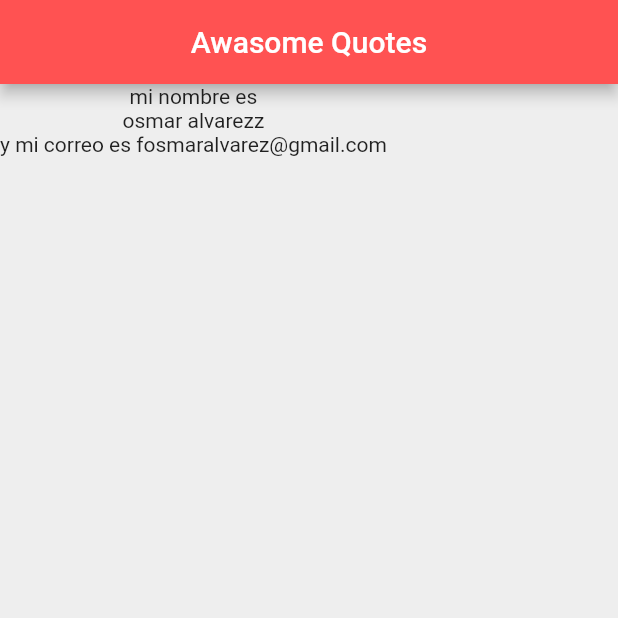
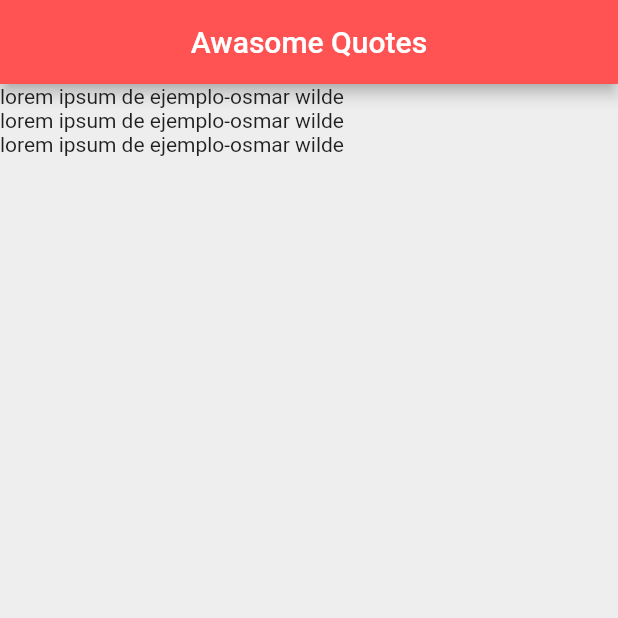
Before and after one commit to tigreal/flutterApps, a Flutter app: the screen it shows after launch, on a phone screen of 412 x 824 dp, the top half of it. Run offline on Flutter 3.47's test engine with Material 2 defaults, Android fonts, the phone set to English and light mode, and no system bars.

Commit message:
se realizo un clase Quote donde se instancia dentro de la lista<String> que era de tipo string para cambiar tipo Quote List<Quote> ya que ahora no tiene un string si no un objeto se realiza tres intancia con sus repectivo texto y author, ahora para mostrarla en el wiget text tenemos que anadir ${} para que pueda ser mostrado el objeto y como column -> children: espera una liste usamo el toList() metodo

```diff
--- a/lib/main.dart
+++ b/lib/main.dart
@@ -10,10 +10,10 @@ class QuoteList extends StatefulWidget {
 }
 
 class _QuoteListState extends State<QuoteList> {
-  List<String> qotes = [
-    'mi nombre es',
-    'osmar alvarezz',
-    'y mi correo es fosmaralvarez@gmail.com'
+  List<Quote> qotes = [
+    Quote(author: 'osmar wilde',text: 'lorem ipsum de ejemplo'),
+  Quote(author: 'osmar wilde',text: 'lorem ipsum de ejemplo'),
+  Quote(author: 'osmar wilde',text: 'lorem ipsum de ejemplo'),
   ];
 
 
@@ -28,7 +28,7 @@ class _QuoteListState extends State<QuoteList> {
         backgroundColor: Colors.redAccent,
       ),
       body: Column(
-        children: qotes.map((qote) => Text(qote)).toList(),
+        children: qotes.map((qote) => Text('${qote.text}-${qote.author}')).toList()
       ),
     );
   }
```
